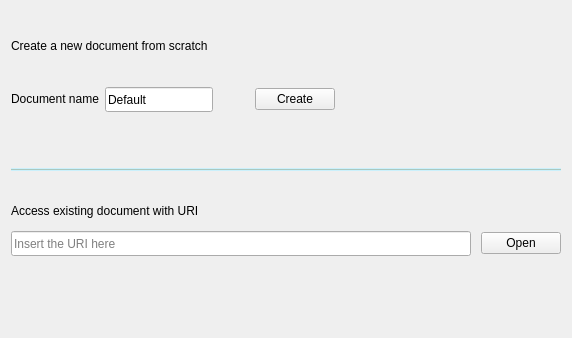
Above: CLIENT/GUI/ui/gui_newdoc.ui from GiuliCler/GIMPteam before the change. Below: the same form after it.
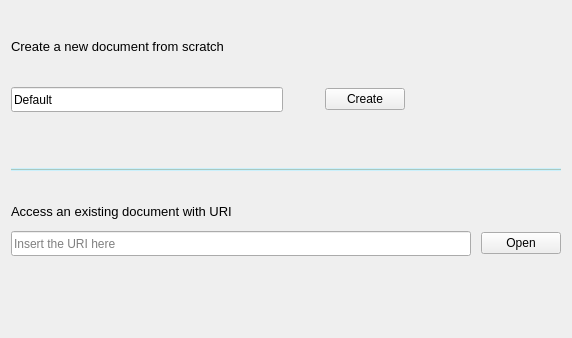
That is the form after the change.

The edit to the form file:
```diff
--- a/CLIENT/GUI/ui/gui_newdoc.ui
+++ b/CLIENT/GUI/ui/gui_newdoc.ui
@@ -47,6 +47,11 @@
       <layout class="QHBoxLayout" name="horizontalLayout_3">
        <item>
         <widget class="QLabel" name="newDocumentTitleLabel">
+         <property name="font">
+          <font>
+           <pointsize>10</pointsize>
+          </font>
+         </property>
          <property name="cursor">
           <cursorShape>IBeamCursor</cursorShape>
          </property>
@@ -84,20 +89,7 @@
       </spacer>
      </item>
      <item>
-      <layout class="QHBoxLayout" name="horizontalLayout">
-       <item>
-        <widget class="QLabel" name="label">
-         <property name="cursor">
-          <cursorShape>IBeamCursor</cursorShape>
-         </property>
-         <property name="text">
-          <string>Document name</string>
-         </property>
-         <property name="textInteractionFlags">
-          <set>Qt::LinksAccessibleByMouse|Qt::TextSelectableByMouse</set>
-         </property>
-        </widget>
-       </item>
+      <layout class="QHBoxLayout" name="horizontalLayout" stretch="1,0,0,0">
        <item>
         <widget class="QLineEdit" name="nameLineEdit">
          <property name="sizePolicy">
@@ -115,6 +107,9 @@
          <property name="text">
           <string>Default</string>
          </property>
+         <property name="placeholderText">
+          <string>Insert new document name</string>
+         </property>
         </widget>
        </item>
        <item>
@@ -323,11 +318,16 @@
       <layout class="QHBoxLayout" name="horizontalLayout_4">
        <item>
         <widget class="QLabel" name="uriDocumentTitleLabel">
+         <property name="font">
+          <font>
+           <pointsize>10</pointsize>
+          </font>
+         </property>
          <property name="cursor">
           <cursorShape>IBeamCursor</cursorShape>
          </property>
          <property name="text">
-          <string>Access existing document with URI</string>
+          <string>Access an existing document with URI</string>
          </property>
         </widget>
        </item>
```
